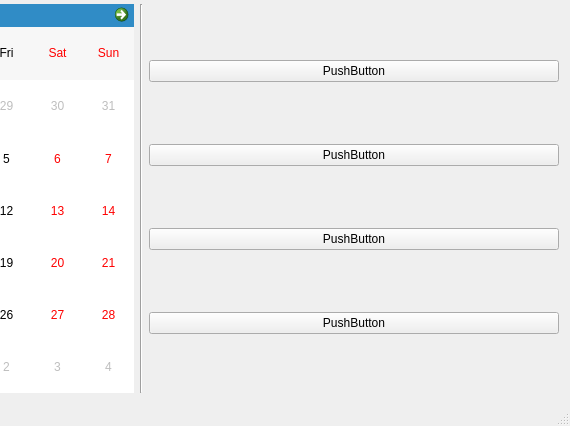
Before: the Qt Designer form mainwindow.ui in benediktrauch/qt-multilang, drawn with Qt 5; both pictures show x 375 to 945 and y 149 to 575 of the 945 by 575 pixel window.
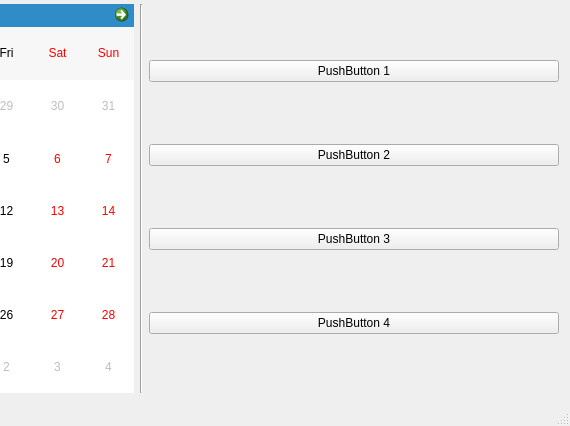
After: the same form once the commit is applied.

Patch:
```diff
--- a/mainwindow.ui
+++ b/mainwindow.ui
@@ -22,28 +22,28 @@
         <item>
          <widget class="QPushButton" name="pushButton_1">
           <property name="text">
-           <string>PushButton</string>
+           <string>PushButton 1</string>
           </property>
          </widget>
         </item>
         <item>
          <widget class="QPushButton" name="pushButton_3">
           <property name="text">
-           <string>PushButton</string>
+           <string>PushButton 2</string>
           </property>
          </widget>
         </item>
         <item>
          <widget class="QPushButton" name="pushButton_2">
           <property name="text">
-           <string>PushButton</string>
+           <string>PushButton 3</string>
           </property>
          </widget>
         </item>
         <item>
          <widget class="QPushButton" name="pushButton_4">
           <property name="text">
-           <string>PushButton</string>
+           <string>PushButton 4</string>
           </property>
          </widget>
         </item>
```
Left out of the diff: 12 changed lines with no effect on the pictures.
